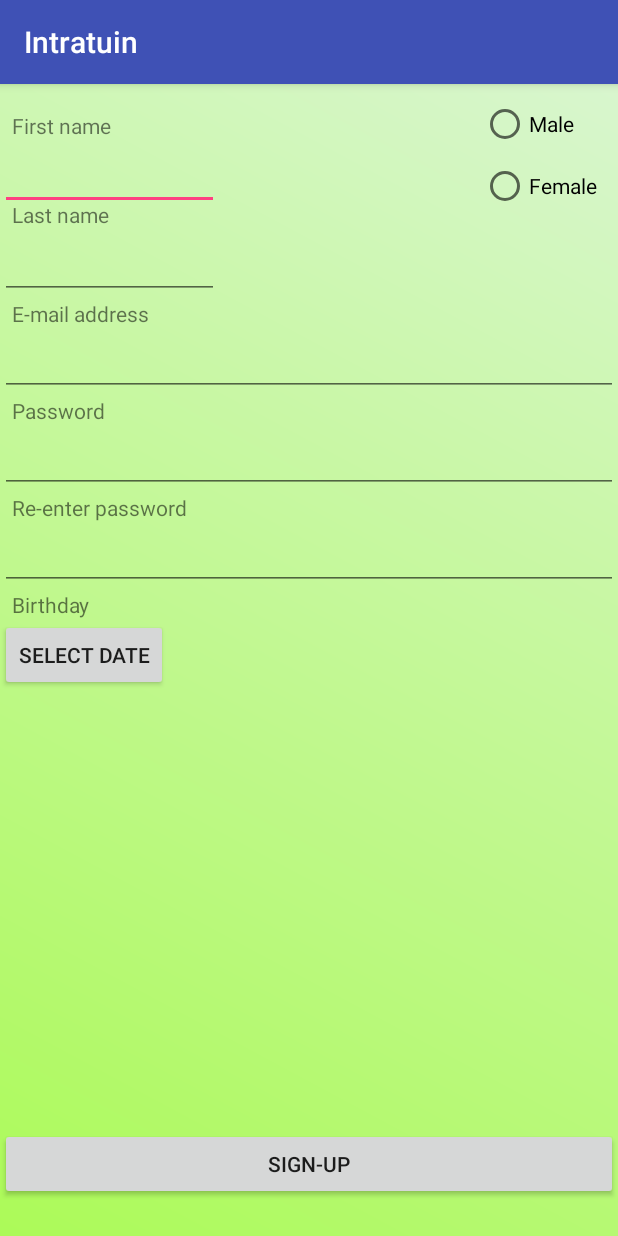
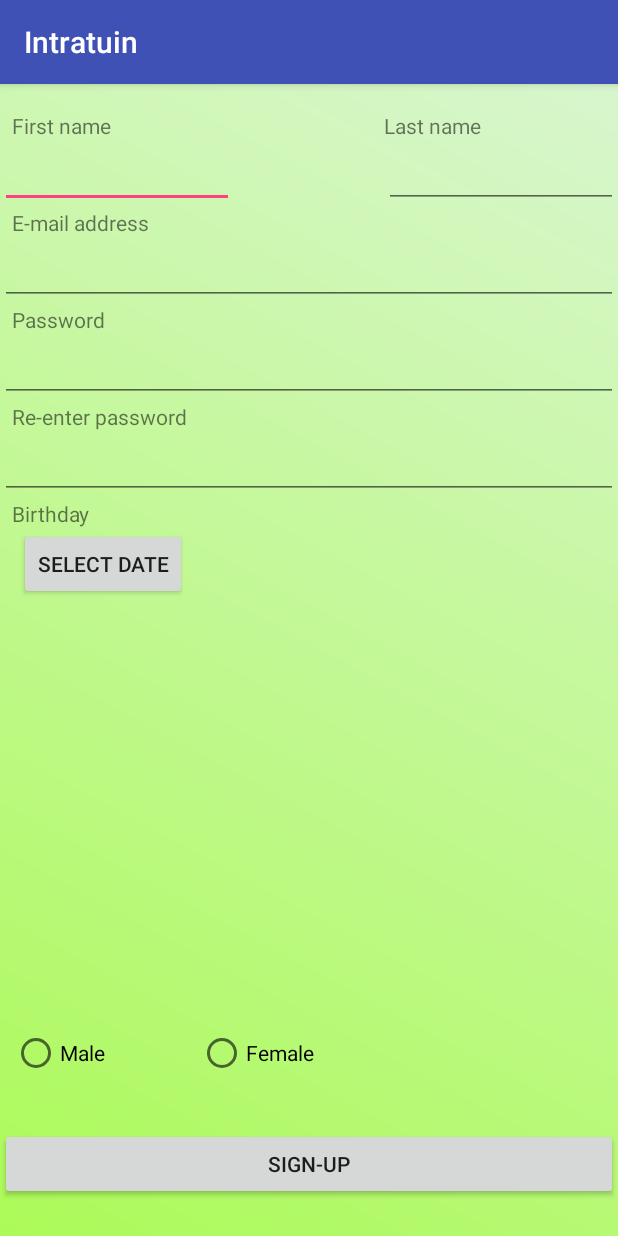
Before and after one commit to BU-git/rp16_gardening, an Android app: the RegisterActivity screen opened directly, with no data from a screen before it, on a phone screen of 412 x 824 dp. Run offline under Robolectric (Android 15) with nearby library versions, the phone set to English and light mode, and no system bars.

Commit message:
seventh version of android application. changes added to registration layout

```diff
--- a/IntratuinMobile/intratuin/src/main/java/com/example/intratuin/handlers/DatePickerFragment.java
+++ b/IntratuinMobile/intratuin/src/main/java/com/example/intratuin/handlers/DatePickerFragment.java
@@ -7,6 +7,8 @@
 import android.os.Bundle;
 import android.support.v4.app.DialogFragment;
 import android.widget.Button;
+import android.widget.TextView;
+
 import com.example.intratuin.R;
 
 import java.util.Calendar;
@@ -40,5 +42,7 @@
     @Override
     public void onDateSet(android.widget.DatePicker datePicker, int year,
                           int month, int day) {
+        TextView tvBirthDate = (TextView) getActivity().findViewById(R.id.tvBirthDate);
+        tvBirthDate.setText(month + "/" + day + "/" + year);
     }
 }
--- a/IntratuinMobile/intratuin/src/main/res/layout/activity_register.xml
+++ b/IntratuinMobile/intratuin/src/main/res/layout/activity_register.xml
@@ -22,51 +22,30 @@
         android:id="@+id/tvLN"
         android:layout_width="108dp"
         android:layout_height="wrap_content"
-        android:layout_alignParentLeft="true"
-        android:layout_below="@+id/rbMale"
-        android:layout_marginBottom="0dp"
-        android:layout_marginLeft="8dp"
-        android:layout_marginStart="8dp"
-        android:layout_marginTop="40dp"
-        android:text="Last name" />
-
-    <RadioButton
-        android:id="@+id/rbMale"
-        android:layout_width="wrap_content"
-        android:layout_height="wrap_content"
-        android:layout_alignBottom="@+id/tvFN"
-        android:layout_alignParentRight="true"
-        android:layout_marginRight="29dp"
-        android:layout_marginTop="16dp"
-        android:text="Male" />
+        android:text="Last name"
+        android:layout_above="@+id/etFirstName"
+        android:layout_alignLeft="@+id/etLastName"
+        android:layout_alignStart="@+id/etLastName" />
 
     <EditText
         android:id="@+id/etFirstName"
-        android:layout_width="146dp"
+        android:layout_width="156dp"
         android:layout_height="wrap_content"
-        android:layout_alignParentLeft="true"
+        android:inputType="textPersonName"
         android:layout_below="@+id/tvFN"
-        android:layout_centerVertical="true"
-        android:layout_marginTop="1dp"
-        android:inputType="textPersonName" />
+        android:layout_alignLeft="@+id/tvBirthday"
+        android:layout_alignStart="@+id/tvBirthday"
+        android:layout_alignParentStart="true" />
 
     <EditText
         android:id="@+id/etLastName"
-        android:layout_width="146dp"
+        android:layout_width="156dp"
         android:layout_height="wrap_content"
-        android:layout_alignParentLeft="true"
+        android:inputType="textPersonName"
         android:layout_below="@+id/tvLN"
-        android:layout_marginTop="1dp"
-        android:inputType="textPersonName" />
+        android:layout_alignParentRight="true"
+        android:layout_alignParentEnd="true" />
 
-    <RadioButton
-        android:id="@+id/rbFemale"
-        android:layout_width="wrap_content"
-        android:layout_height="wrap_content"
-        android:layout_alignBottom="@+id/etFirstName"
-        android:layout_alignParentRight="true"
-        android:layout_marginRight="14dp"
-        android:text="Female" />
 
     <TextView
         android:id="@+id/tvMailAddress"
@@ -82,20 +61,21 @@
         android:id="@+id/etMailAddress"
         android:layout_width="match_parent"
         android:layout_height="wrap_content"
-        android:layout_alignParentLeft="true"
+        android:ems="10"
+        android:inputType="textEmailAddress"
         android:layout_below="@+id/tvMailAddress"
-        android:ems="10"
-        android:inputType="textEmailAddress" />
+        android:layout_alignLeft="@+id/etFirstName"
+        android:layout_alignStart="@+id/etFirstName"
+        android:layout_alignParentStart="true" />
 
     <TextView
         android:id="@+id/tvPassword"
         android:layout_width="wrap_content"
         android:layout_height="wrap_content"
-        android:layout_alignParentLeft="true"
+        android:text="Password"
         android:layout_below="@+id/etMailAddress"
-        android:layout_marginLeft="8dp"
-        android:layout_marginStart="8dp"
-        android:text="Password" />
+        android:layout_alignLeft="@+id/tvMailAddress"
+        android:layout_alignStart="@+id/tvMailAddress" />
 
     <EditText
         android:id="@+id/etPassword"
@@ -103,37 +83,37 @@
         android:layout_height="wrap_content"
         android:inputType="textPassword"
         android:layout_below="@+id/tvPassword"
-        android:layout_alignParentLeft="true"
+        android:layout_alignLeft="@+id/tvPassword"
+        android:layout_alignStart="@+id/tvPassword"
         android:layout_alignParentStart="true" />
 
     <TextView
         android:id="@+id/tvRePassword"
         android:layout_width="wrap_content"
         android:layout_height="wrap_content"
-        android:layout_alignParentLeft="true"
+        android:text="Re-enter password"
         android:layout_below="@+id/etPassword"
-        android:layout_marginLeft="8dp"
-        android:layout_marginStart="8dp"
-        android:text="Re-enter password" />
+        android:layout_alignLeft="@+id/tvPassword"
+        android:layout_alignStart="@+id/tvPassword" />
 
     <EditText
         android:id="@+id/etRePassword"
         android:layout_width="match_parent"
         android:layout_height="wrap_content"
+        android:ems="10"
+        android:inputType="textPassword"
+        android:layout_below="@+id/tvRePassword"
         android:layout_alignParentLeft="true"
-        android:layout_below="@+id/tvRePassword"
-        android:ems="10"
-        android:inputType="textPassword" />
+        android:layout_alignParentStart="true" />
 
     <TextView
         android:id="@+id/tvBirthday"
         android:layout_width="wrap_content"
         android:layout_height="wrap_content"
-        android:layout_alignParentLeft="true"
+        android:text="Birthday"
         android:layout_below="@+id/etRePassword"
-        android:layout_marginLeft="8dp"
-        android:layout_marginStart="8dp"
-        android:text="Birthday" />
+        android:layout_alignLeft="@+id/tvRePassword"
+        android:layout_alignStart="@+id/tvRePassword" />
 
     <Button
         android:id="@+id/bSignUp"
@@ -148,8 +128,51 @@
         style="?android:attr/buttonStyleSmall"
         android:layout_width="wrap_content"
         android:layout_height="wrap_content"
-        android:layout_alignParentLeft="true"
+        android:text="Select date"
         android:layout_below="@+id/tvBirthday"
-        android:text="Select date"/>
+        android:layout_alignRight="@+id/tvRePassword"
+        android:layout_alignEnd="@+id/tvRePassword" />
+
+    <RadioGroup
+        android:id="@+id/rgSex"
+        android:layout_width="wrap_content"
+        android:layout_height="wrap_content"
+        android:orientation="horizontal"
+        android:text="Sex"
+        android:layout_above="@+id/bSignUp"
+        android:layout_alignLeft="@+id/tvBirthday"
+        android:layout_alignStart="@+id/tvBirthday"
+        android:layout_marginBottom="34dp">
+
+        <RadioButton
+            android:id="@+id/rbMale"
+            android:layout_width="wrap_content"
+            android:layout_height="wrap_content"
+            android:layout_marginRight="62dp"
+            android:text="Male"
+            android:layout_alignTop="@+id/tvFN"
+            android:layout_alignParentRight="true"
+            android:layout_alignParentEnd="true"
+            android:layout_marginEnd="62dp" />
+
+        <RadioButton
+            android:id="@+id/rbFemale"
+            android:layout_width="wrap_content"
+            android:layout_height="wrap_content"
+            android:text="Female"
+            android:layout_below="@+id/etFirstName"
+            android:layout_alignLeft="@+id/rbMale"
+            android:layout_alignStart="@+id/rbMale" />
+
+    </RadioGroup>
+
+    <TextView
+        android:layout_width="wrap_content"
+        android:layout_height="wrap_content"
+        android:id="@+id/tvBirthDate"
+        android:layout_below="@+id/bBirthday"
+        android:layout_alignLeft="@+id/bBirthday"
+        android:layout_alignStart="@+id/bBirthday" />
+
 
 </RelativeLayout>
```
